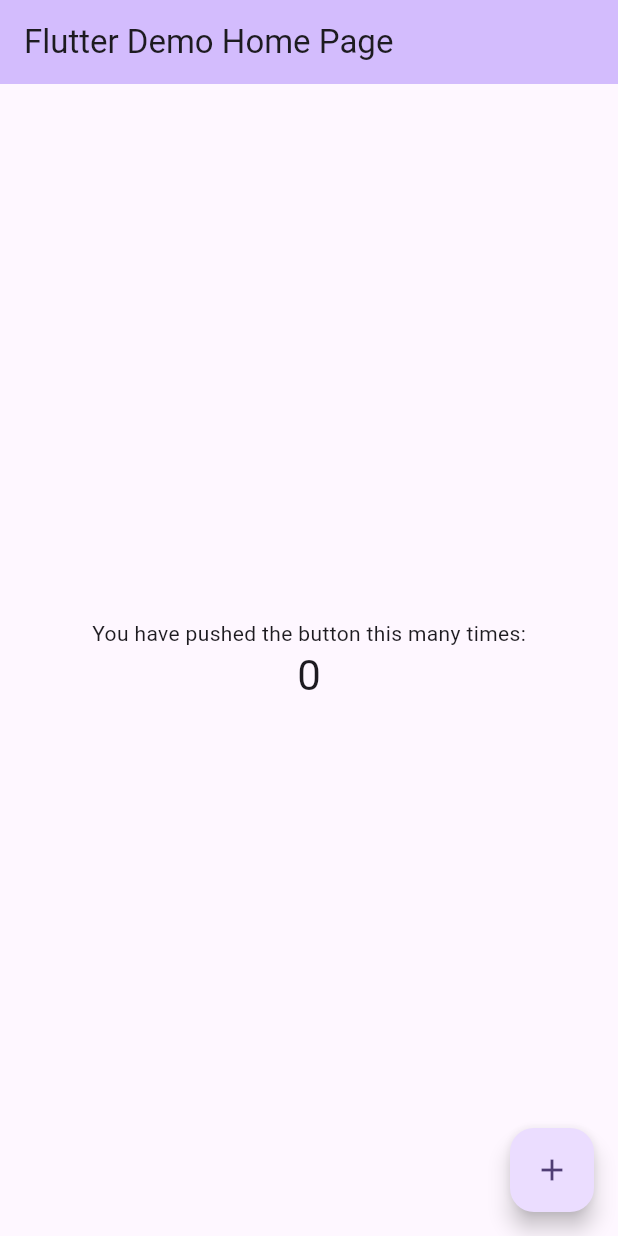
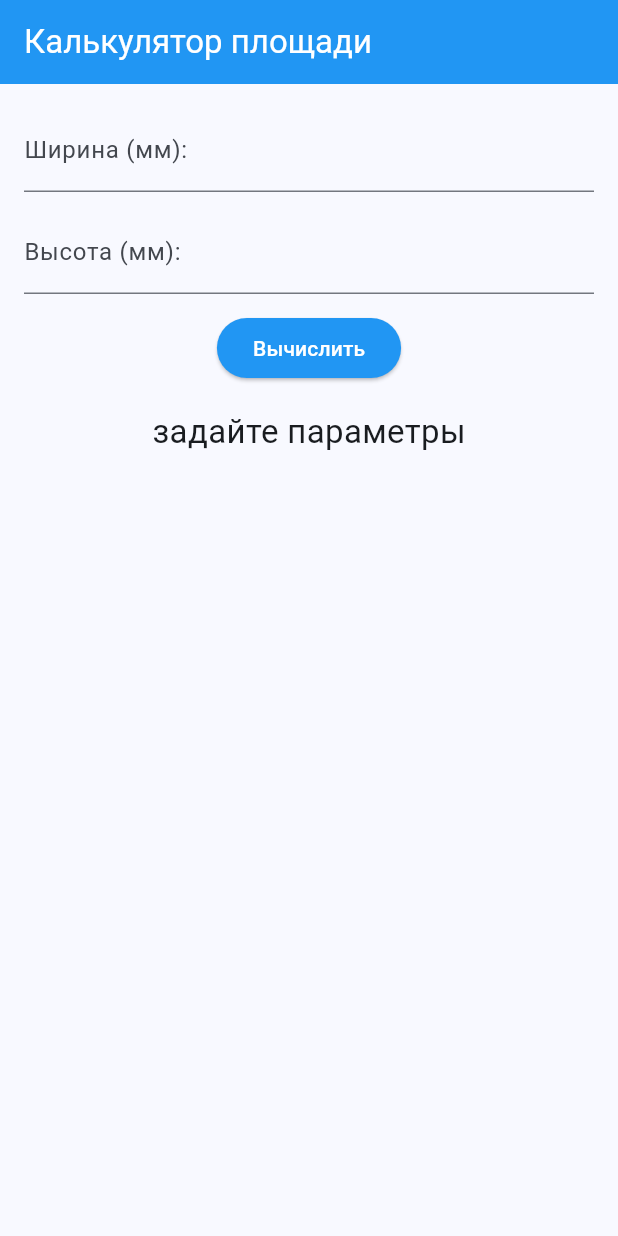
Before and after one commit to GrigorevNikOfficial/PI2302_Grigorev, a Flutter app: the screen it shows after launch, on a phone screen of 412 x 824 dp. Run offline on Flutter 3.47's test engine with Material 3 defaults, Android fonts, the phone set to English and light mode, and no system bars.

Commit message:
Создан проект

```diff
--- a/lab_6/lib/main.dart
+++ b/lab_6/lib/main.dart
@@ -1,4 +1,5 @@
 import 'package:flutter/material.dart';
+import 'package:flutter/services.dart';
 
 void main() {
   runApp(const MyApp());
@@ -11,7 +12,7 @@ class MyApp extends StatelessWidget {
   @override
   Widget build(BuildContext context) {
     return MaterialApp(
-      title: 'Flutter Demo',
+      title: 'Калькулятор площади',
       theme: ThemeData(
         // This is the theme of your application.
         //
@@ -28,9 +29,9 @@ class MyApp extends StatelessWidget {
         //
         // This works for code too, not just values: Most code changes can be
         // tested with just a hot reload.
-        colorScheme: .fromSeed(seedColor: Colors.deepPurple),
+        colorScheme: .fromSeed(seedColor: Colors.blue),
       ),
-      home: const MyHomePage(title: 'Flutter Demo Home Page'),
+      home: const MyHomePage(title: 'Калькулятор площади'),
     );
   }
 }
@@ -54,17 +55,48 @@ class MyHomePage extends StatefulWidget {
 }
 
 class _MyHomePageState extends State<MyHomePage> {
-  int _counter = 0;
+  final _formKey = GlobalKey<FormState>();
+  final _widthController = TextEditingController();
+  final _heightController = TextEditingController();
+  String _resultText = 'задайте параметры';
 
-  void _incrementCounter() {
+  String? _validateNumber(String? value, String fieldName) {
+    if (value == null || value.isEmpty) {
+      return 'Задайте $fieldName';
+    }
+    if (int.tryParse(value) == null) {
+      return '$fieldName должно быть числом';
+    }
+    return null;
+  }
+
+  void _calculateArea() {
+    final formState = _formKey.currentState;
+    if (formState == null || !formState.validate()) {
+      return;
+    }
+
+    final width = int.parse(_widthController.text);
+    final height = int.parse(_heightController.text);
+    final area = width * height;
+
     setState(() {
-      // This call to setState tells the Flutter framework that something has
-      // changed in this State, which causes it to rerun the build method below
-      // so that the display can reflect the updated values. If we changed
-      // _counter without calling setState(), then the build method would not be
-      // called again, and so nothing would appear to happen.
-      _counter++;
+      _resultText = 'S = $width * $height = $area (мм2)';
     });
+
+    ScaffoldMessenger.of(context).showSnackBar(
+      const SnackBar(
+        content: Text('Вычисление выполнено'),
+        backgroundColor: Colors.green,
+      ),
+    );
+  }
+
+  @override
+  void dispose() {
+    _widthController.dispose();
+    _heightController.dispose();
+    super.dispose();
   }
 
   @override
@@ -80,7 +112,9 @@ class _MyHomePageState extends State<MyHomePage> {
         // TRY THIS: Try changing the color here to a specific color (to
         // Colors.amber, perhaps?) and trigger a hot reload to see the AppBar
         // change color while the other colors stay the same.
-        backgroundColor: Theme.of(context).colorScheme.inversePrimary,
+        centerTitle: false,
+        backgroundColor: Colors.blue,
+        foregroundColor: Colors.white,
         // Here we take the value from the MyHomePage object that was created by
         // the App.build method, and use it to set our appbar title.
         title: Text(widget.title),
@@ -88,6 +122,10 @@ class _MyHomePageState extends State<MyHomePage> {
       body: Center(
         // Center is a layout widget. It takes a single child and positions it
         // in the middle of the parent.
+        child: Padding(
+          padding: EdgeInsets.all(16),
+          child: Form(
+            key: _formKey,
             child: Column(
               // Column is also a layout widget. It takes a list of children and
               // arranges them vertically. By default, it sizes itself to fit its
@@ -102,20 +140,44 @@ class _MyHomePageState extends State<MyHomePage> {
               // TRY THIS: Invoke "debug painting" (choose the "Toggle Debug Paint"
               // action in the IDE, or press "p" in the console), to see the
               // wireframe for each widget.
-          mainAxisAlignment: .center,
               children: [
-            const Text('You have pushed the button this many times:'),
-            Text(
-              '$_counter',
-              style: Theme.of(context).textTheme.headlineMedium,
+                TextFormField(
+                  controller: _widthController,
+                  decoration: InputDecoration(labelText: 'Ширина (мм):'),
+                  keyboardType: TextInputType.number,
+                  inputFormatters: [FilteringTextInputFormatter.digitsOnly],
+                  validator: (value) => _validateNumber(value, 'Ширину'),
+                ),
+                SizedBox(height: 12.0),
+                TextFormField(
+                  controller: _heightController,
+                  decoration: InputDecoration(labelText: 'Высота (мм):'),
+                  keyboardType: TextInputType.number,
+                  inputFormatters: [FilteringTextInputFormatter.digitsOnly],
+                  validator: (value) => _validateNumber(value, 'Высоту'),
+                ),
+                SizedBox(height: 12.0),
+                Center(
+                  child: ElevatedButton(
+                    style: ElevatedButton.styleFrom(
+                      backgroundColor: Colors.blue,
+                      foregroundColor: Colors.white,
+                    ),
+                    onPressed: _calculateArea,
+                    child: Text('Вычислить'),
+                  ),
+                ),
+                SizedBox(height: 16.0),
+                Center(
+                  child: Text(
+                    _resultText,
+                    style: TextStyle(fontSize: 22.0),
+                  ),
                 ),
               ],
             ),
           ),
-      floatingActionButton: FloatingActionButton(
-        onPressed: _incrementCounter,
-        tooltip: 'Increment',
-        child: const Icon(Icons.add),
+        ),
       ),
     );
   }
```
Lines whose indentation alone changed are shown as unchanged.
